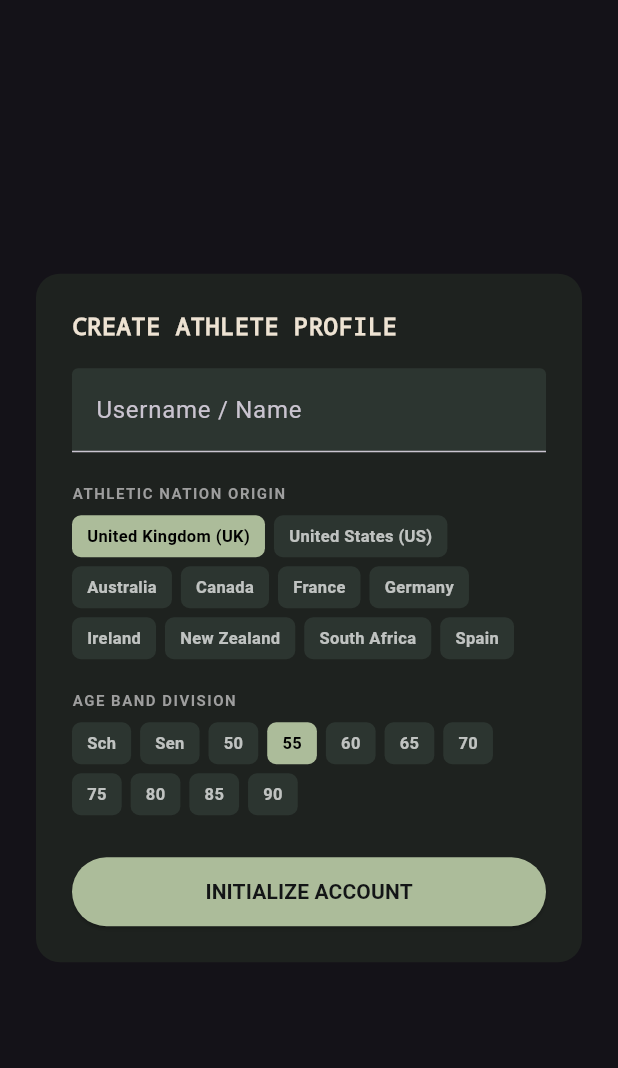
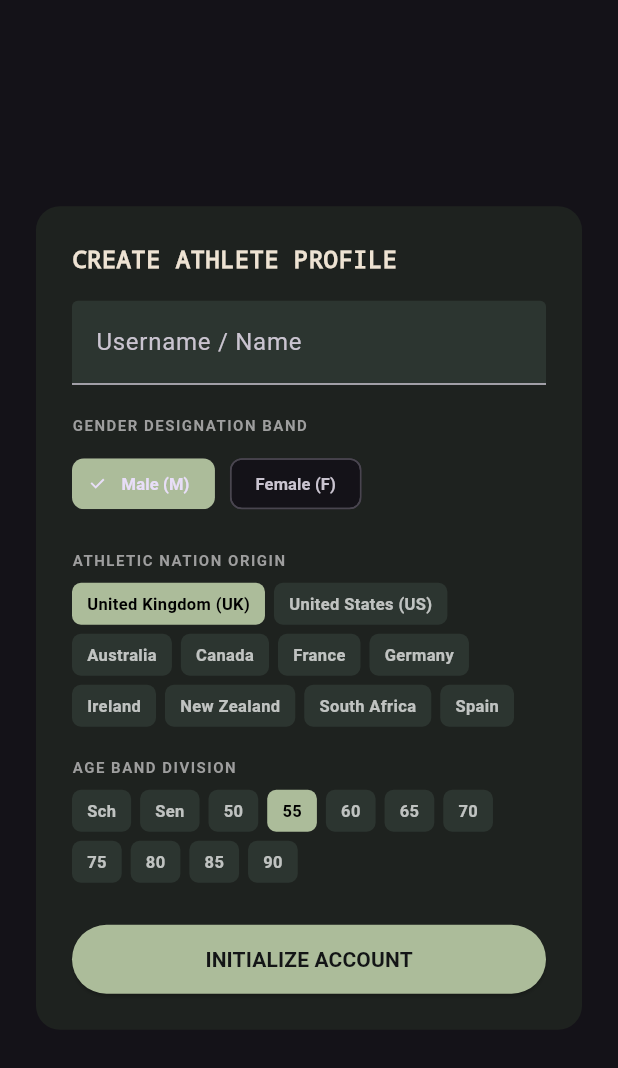
Before and after one commit to WarblingWal/throws_tracker, a Flutter app: the screen it shows after launch, on a phone screen of 412 x 824 dp. Shown: the top 1068 px of the screen. Run offline on Flutter 3.47's test engine with Material 3 defaults, Android fonts, the phone set to English and light mode, and no system bars; our stand-ins replace sqflite; accounts and stored records are empty.

Commit message:
fix: resolve strict type safety compiler exceptions across popup collections

```diff
--- a/lib/main.dart
+++ b/lib/main.dart
@@ -71,7 +71,7 @@ class _MainNavigationHubState extends State<MainNavigationHub> {
 
   int _activeMenuIndex = 0;
   String _selectedDivision = "M55";
-  final String _onboardingSelectedSex = "M";
+  String _onboardingSelectedSex = "M";
 
   int _onboardingCountryIdx = 0;
   int _onboardingAgeIdx = 3;
@@ -129,21 +129,20 @@ class _MainNavigationHubState extends State<MainNavigationHub> {
     'Weight': null
   };
 
-  // 🎨 Distinct Graded Shades of Premium Scandinavian Moss, Sage, Forest, and Spruce
   final Map<String, Color> _disciplineBackgrounds = {
-    'Discus': const Color(0xFF2C3530), // Moss Spruce Shading
-    'Shot Put': const Color(0xFF333B36), // Deep Muted Sage
-    'Javelin': const Color(0xFF3A443F), // Soft Slate Forest
-    'Hammer': const Color(0xFF242B26), // Dense Alpine Timber
-    'Weight': const Color(0xFF1E2623), // Glacial Spruce Green
+    'Discus': const Color(0xFF2C3530),
+    'Shot Put': const Color(0xFF333B36),
+    'Javelin': const Color(0xFF3A443F),
+    'Hammer': const Color(0xFF242B26),
+    'Weight': const Color(0xFF1E2623),
   };
 
   final Map<String, Color> _disciplineAccents = {
-    'Discus': const Color(0xFFACBC9A), // Nordic Moss Highlights
-    'Shot Put': const Color(0xFFC2D3B4), // Premium Pale Sage
-    'Javelin': const Color(0xFFD2E0BF), // Frost Birch Green
-    'Hammer': const Color(0xFF9EB086), // Woodland Leaf Accent
-    'Weight': const Color(0xFF8FA89B), // Ice Spruce Highlight
+    'Discus': const Color(0xFFACBC9A),
+    'Shot Put': const Color(0xFFC2D3B4),
+    'Javelin': const Color(0xFFD2E0BF),
+    'Hammer': const Color(0xFF9EB086),
+    'Weight': const Color(0xFF8FA89B),
   };
 
   final TextEditingController _distanceFieldController =
@@ -176,9 +175,6 @@ class _MainNavigationHubState extends State<MainNavigationHub> {
   @override
   void initState() {
     super.initState();
-    _distanceFieldController.addListener(() {
-      setState(() {});
-    });
     _initializeAppDatabaseAndProfiles();
   }
 
@@ -189,7 +185,6 @@ class _MainNavigationHubState extends State<MainNavigationHub> {
     super.dispose();
   }
 
-  // 📐 Core Mathematical Operations
   double _calculateProjectedDistance(
       double distance, double actualW, double standardW) {
     if (actualW == standardW || actualW <= 0) return distance;
@@ -197,7 +192,8 @@ class _MainNavigationHubState extends State<MainNavigationHub> {
   }
 
   double _getStandardWeight(String discipline, String division) {
-    bool isMale = division.startsWith('M');
+    final bool isMale = division.startsWith('M');
+
     if (division.contains('55') || division.contains('50')) {
       if (discipline == 'Discus') return isMale ? 1.5 : 1.0;
       if (discipline == 'Shot Put') return isMale ? 6.0 : 3.0;
@@ -205,6 +201,7 @@ class _MainNavigationHubState extends State<MainNavigationHub> {
       if (discipline == 'Hammer') return isMale ? 6.0 : 3.0;
       return isMale ? 11.34 : 7.26;
     }
+
     if (discipline == 'Discus') return isMale ? 2.0 : 1.0;
     if (discipline == 'Shot Put') return isMale ? 7.26 : 4.0;
     if (discipline == 'Javelin') return isMale ? 800.0 : 600.0;
@@ -892,6 +889,35 @@ class _MainNavigationHubState extends State<MainNavigationHub> {
             ),
           ),
           const SizedBox(height: 12),
+// ValueListenableBuilder intercepts updates implicitly, resolving keystroke loop inefficiencies
+          ValueListenableBuilder(
+            valueListenable: _distanceFieldController,
+            builder: (context, val, child) {
+              final double? parseValue = double.tryParse(val.text);
+              if (processingW != standardW &&
+                  parseValue != null &&
+                  parseValue > 0) {
+                return Container(
+                  width: double.infinity,
+                  margin: const EdgeInsets.only(bottom: 12),
+                  padding: const EdgeInsets.all(12),
+                  decoration: BoxDecoration(
+                      color: dynamicAccent.withOpacity(0.12),
+                      borderRadius: BorderRadius.circular(8)),
+                  child: Text(
+                    "Estimated projection for standard weight item: ${_calculateProjectedDistance(parseValue, processingW, standardW).toStringAsFixed(2)}m",
+                    style: TextStyle(
+                        color: dynamicAccent,
+                        fontSize: 11,
+                        fontWeight: FontWeight.bold,
+                        fontFamily: 'Courier'),
+                    textAlign: TextAlign.center,
+                  ),
+                );
+              }
+              return const SizedBox.shrink();
+            },
+          ),
           Container(
             decoration: BoxDecoration(
                 color: const Color(0xFF1E221F),
@@ -991,26 +1017,6 @@ class _MainNavigationHubState extends State<MainNavigationHub> {
               ],
             ),
           ),
-          if (processingW != standardW &&
-              _distanceFieldController.text.isNotEmpty) ...[
-            const SizedBox(height: 10),
-            Container(
-              width: double.infinity,
-              padding: const EdgeInsets.all(10),
-              decoration: BoxDecoration(
-                  color: dynamicAccent.withOpacity(0.12),
-                  borderRadius: BorderRadius.circular(8)),
-              child: Text(
-                "Estimated projection for standard weight item: ${_calculateProjectedDistance(double.tryParse(_distanceFieldController.text) ?? 0.0, processingW, standardW).toStringAsFixed(2)}m",
-                style: TextStyle(
-                    color: dynamicAccent,
-                    fontSize: 11,
-                    fontWeight: FontWeight.bold,
-                    fontFamily: 'Courier'),
-                textAlign: TextAlign.center,
-              ),
-            ),
-          ],
           const SizedBox(height: 14),
           _buildThrowLogList(feed, discipline, standardW),
         ],
@@ -1081,7 +1087,6 @@ class _MainNavigationHubState extends State<MainNavigationHub> {
     ];
     double windowMax = 0.0;
     double windowAvg = 0.0;
-// 🔹 Fixed: Replaced the un-inferred .reduce() array operator with a simple, standard loop to pull high metrics cleanly
     if (filteredFeed.isNotEmpty) {
       windowMax = filteredFeed.first.loggedDistance;
       double totalSum = 0.0;
@@ -1307,6 +1312,37 @@ class _MainNavigationHubState extends State<MainNavigationHub> {
                       labelText: "Username / Name"),
                 ),
                 const SizedBox(height: 20),
+                const Text("GENDER DESIGNATION BAND",
+                    style: TextStyle(
+                        fontSize: 10,
+                        fontWeight: FontWeight.bold,
+                        color: Colors.grey,
+                        letterSpacing: 1)),
+                const SizedBox(height: 8),
+                Row(
+                  children: [
+                    ChoiceChip(
+                      label: const Text("Male (M)",
+                          style: TextStyle(
+                              fontSize: 11, fontWeight: FontWeight.bold)),
+                      selected: _onboardingSelectedSex == "M",
+                      selectedColor: const Color(0xFFACBC9A),
+                      onSelected: (bool selected) =>
+                          setState(() => _onboardingSelectedSex = "M"),
+                    ),
+                    const SizedBox(width: 10),
+                    ChoiceChip(
+                      label: const Text("Female (F)",
+                          style: TextStyle(
+                              fontSize: 11, fontWeight: FontWeight.bold)),
+                      selected: _onboardingSelectedSex == "F",
+                      selectedColor: const Color(0xFFACBC9A),
+                      onSelected: (bool selected) =>
+                          setState(() => _onboardingSelectedSex = "F"),
+                    ),
+                  ],
+                ),
+                const SizedBox(height: 20),
                 const Text("ATHLETIC NATION ORIGIN",
                     style: TextStyle(
                         fontSize: 10,
@@ -1328,8 +1364,7 @@ class _MainNavigationHubState extends State<MainNavigationHub> {
                             color: isSel
                                 ? const Color(0xFFACBC9A)
                                 : const Color(0xFF2C3530),
-                          borderRadius: BorderRadius.circular(6),
-                        ),
+                            borderRadius: BorderRadius.circular(6)),
                         child: Text(_countriesList[idx],
                             style: TextStyle(
                                 color: isSel ? Colors.black : Colors.white70,
@@ -1361,8 +1396,7 @@ class _MainNavigationHubState extends State<MainNavigationHub> {
                             color: isSel
                                 ? const Color(0xFFACBC9A)
                                 : const Color(0xFF2C3530),
-                          borderRadius: BorderRadius.circular(6),
-                        ),
+                            borderRadius: BorderRadius.circular(6)),
                         child: Text(_ageGroupsList[idx],
                             style: TextStyle(
                                 color: isSel ? Colors.black : Colors.white70,
```
Lines whose indentation alone changed are shown as unchanged.
